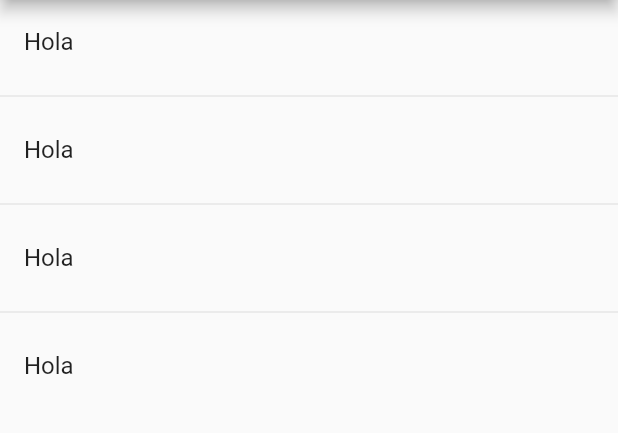
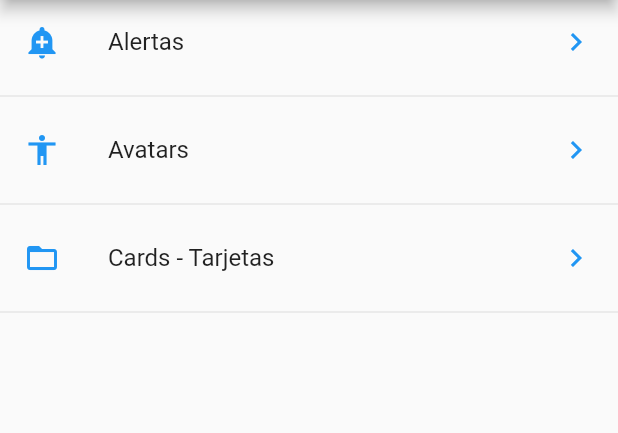
Before and after one commit to MartinBrisset/ProbandoFlutter2, a Flutter app: the screen it shows after launch, on a phone screen of 412 x 824 dp, the part 84-517 px from its top. Run offline on Flutter 3.47's test engine with Material 2 defaults, Android fonts, the phone set to English and light mode, and no system bars.

Commit message:
Agregando paginas con distintas vistas

```diff
--- /dev/null
+++ b/data/menu_opts.json
@@ -0,0 +1,20 @@
+{
+    "nombreApp" : "Componentes",
+    "rutas" : [
+        {
+            "ruta" : "alert",
+            "icon" : "add_alert",
+            "texto": "Alertas"
+        },
+        {
+            "ruta" : "avatar",
+            "icon" : "accessibility",
+            "texto": "Avatars"
+        },
+        {
+            "ruta" : "card",
+            "icon" : "folder_open",
+            "texto": "Cards - Tarjetas"
+        }
+    ]
+}
--- a/lib/main.dart
+++ b/lib/main.dart
@@ -1,5 +1,6 @@
 import 'package:flutter/material.dart';
-import 'package:probando_componentes/src/pages/home_page.dart';
+import 'package:probando_componentes/src/pages/alert_page.dart';
+import 'package:probando_componentes/src/routes/routes.dart';
 // import 'package:probando_componentes/src/pages/home_temp.dart';
 
 void main() => runApp(MyApp());
@@ -10,7 +11,17 @@ class MyApp extends StatelessWidget {
     return MaterialApp(
       debugShowCheckedModeBanner: false,
       title: 'Componentes App',
-      home: HomePage()
+      // home: HomePage(),
+      initialRoute: '/',
+      routes:getApplicationRoutes(),
+      onGenerateRoute: (settings) {
+
+        print('Ruta llamada: ${settings.name}');
+
+        return MaterialPageRoute(
+          builder:(context) => AlertPage()
+        );
+      },
     );
   }
 }
--- a/lib/src/pages/home_page.dart
+++ b/lib/src/pages/home_page.dart
@@ -1,4 +1,6 @@
 import 'package:flutter/material.dart';
+import 'package:probando_componentes/src/providers/menu_provider.dart';
+import 'package:probando_componentes/src/utils/icono_string_util.dart';
 
 class HomePage extends StatelessWidget {
   @override
@@ -13,24 +15,52 @@ class HomePage extends StatelessWidget {
 
   Widget _lista() {
 
-    return ListView(
-      children: _listaItems(),
+    // menuProvider.cargarData()
+
+    return FutureBuilder(
+      future: menuProvider.cargarData(),
+      initialData: [],
+      builder: ( context, AsyncSnapshot<List<dynamic>> snapshot ){
+
+        return ListView(
+        children: _listaItems( snapshot.data, context ),
+        );
+
+      },
     );
+  }
+
+  List<Widget> _listaItems(List<dynamic> data, BuildContext context ) {
+
+    final List<Widget> opciones = [];
+
+    data.forEach((opt) {
+
+      final widgetTem = ListTile(
+        title: Text(opt['texto']),
+        leading: getIcon(opt['icon']),
+        trailing: Icon(Icons.keyboard_arrow_right, color: Colors.blue),
+        onTap: () {
+
+          Navigator.pushNamed(context, opt['ruta']);
 
 
-  }
+          // final route = MaterialPageRoute(
+          //   builder: (context) => AlertPage()
+          // );
 
-  List<Widget> _listaItems() {
 
-    return [
-      ListTile( title: Text('Hola') ),
-      Divider(),
-      ListTile( title: Text('Hola') ),
-      Divider(),
-      ListTile( title: Text('Hola') ),
-      Divider(),
-      ListTile( title: Text('Hola') ),
-    ];
+          // Navigator.push(context, route);
+
+        },
+      );
+
+      opciones..add(widgetTem)
+              ..add(Divider());
+
+    });
+
+    return opciones;
 
   }
 }
--- a/lib/src/pages/home_temp.dart
+++ b/lib/src/pages/home_temp.dart
@@ -1,4 +1,4 @@
-import 'package:flutter/material.dart';
+/*import 'package:flutter/material.dart';
 
 class HomePageTemp extends StatelessWidget {
 
@@ -59,4 +59,4 @@ class HomePageTemp extends StatelessWidget {
   }
 
 
-}
+}*/
--- /dev/null
+++ b/lib/src/routes/routes.dart
@@ -0,0 +1,17 @@
+import 'package:flutter/material.dart';
+import 'package:probando_componentes/src/pages/alert_page.dart';
+import 'package:probando_componentes/src/pages/avatar_page.dart';
+import 'package:probando_componentes/src/pages/card_page.dart';
+import 'package:probando_componentes/src/pages/home_page.dart';
+
+Map<String, WidgetBuilder> getApplicationRoutes() {
+
+  return <String, WidgetBuilder>{
+          '/'      : (BuildContext context) => HomePage(),
+          'alert'  : (BuildContext context) => AlertPage(),
+          'avatar' : (BuildContext context) => AvatarPage(),
+          'card' : (BuildContext context) => CardPage(),
+  };
+
+
+}
--- /dev/null
+++ b/lib/src/utils/icono_string_util.dart
@@ -0,0 +1,17 @@
+import 'package:flutter/material.dart';
+
+final _icons = <String, IconData>{
+
+  'add_alert'     : Icons.add_alert,
+  'accessibility' : Icons.accessibility,
+  'folder_open'   : Icons.folder_open,
+
+};
+
+
+
+Icon getIcon( String nombreIcono ) {
+
+  return Icon( _icons[nombreIcono], color: Colors.blue );
+
+}
--- a/pubspec.yaml
+++ b/pubspec.yaml
@@ -41,9 +41,9 @@ flutter:
   uses-material-design: true
 
   # To add assets to your application, add an assets section, like this:
-  # assets:
-  #  - images/a_dot_burr.jpeg
-  #  - images/a_dot_ham.jpeg
+  assets:
+   - data/menu_opts.json
+   - assets/
 
   # An image asset can refer to one or more resolution-specific "variants", see
   # https://flutter.dev/assets-and-images/#resolution-aware.
```
Also changed, not shown: lib/src/pages/alert_page.dart (added, +21 -0 lines), lib/src/pages/avatar_page.dart (added, +15 -0 lines), lib/src/pages/card_page.dart (added, +71 -0 lines), lib/src/providers/menu_provider.dart (added, +30 -0 lines), assets/original.gif (added).
